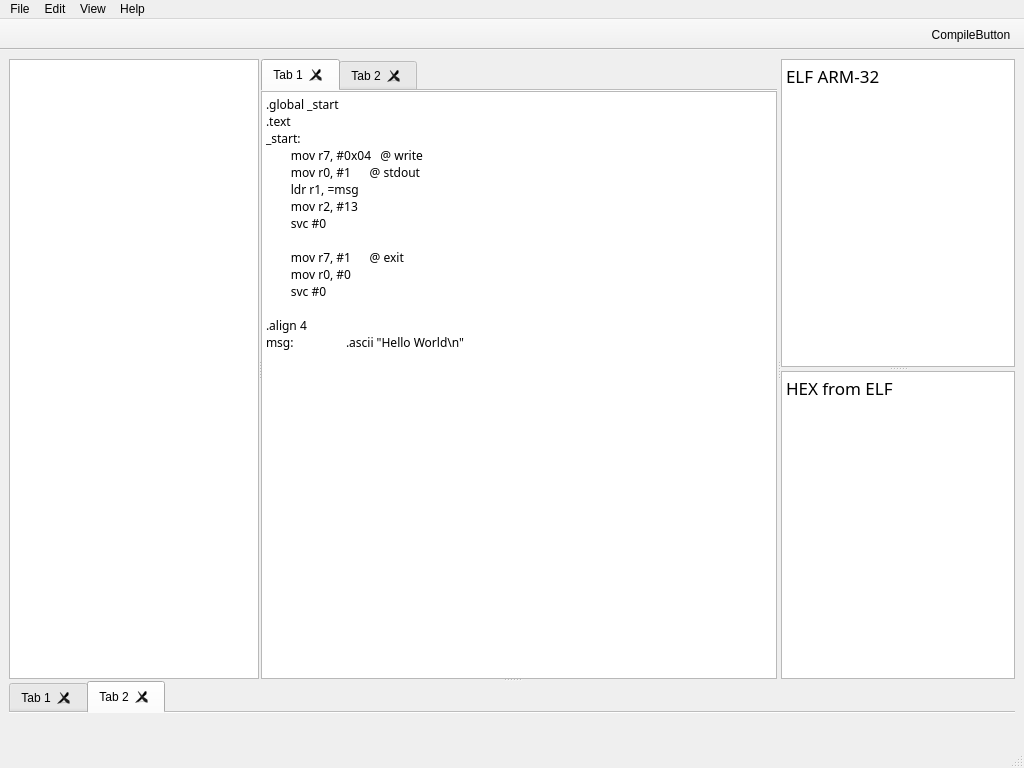
The window that ui/mainwindow.ui (atwardzik/hxutil) describes before a commit, drawn with Qt 5.
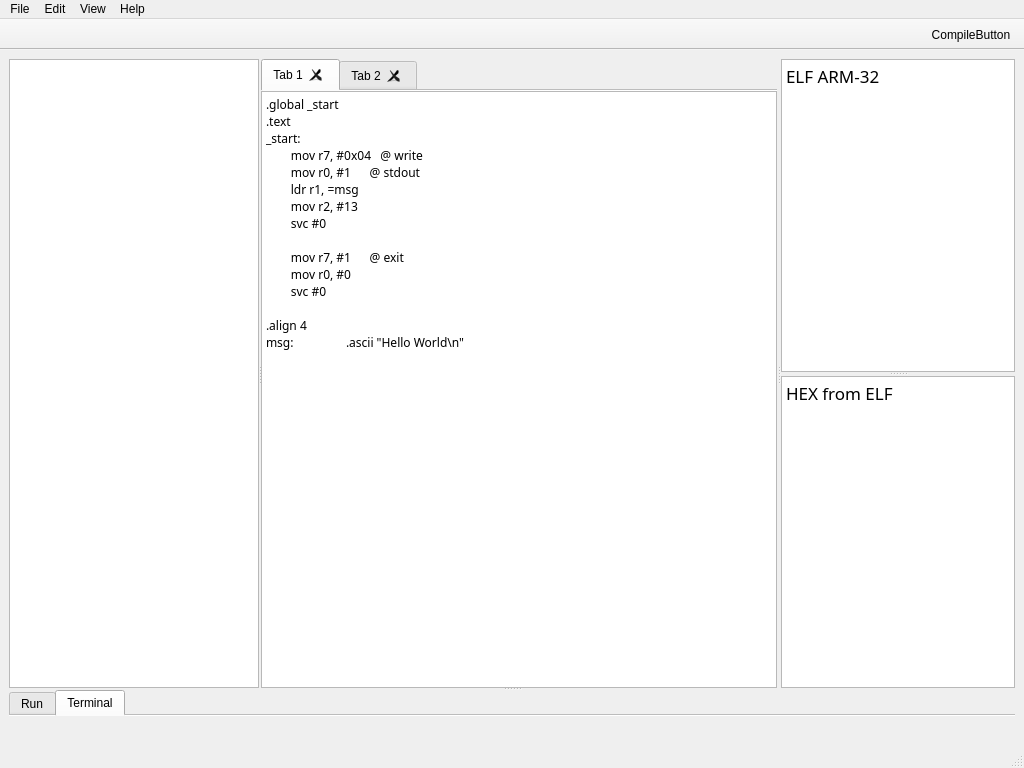
The same window after the commit. Icons and pictures are not drawn. Custom widgets are drawn as their Qt base class.

Diff of the .ui file:
```diff
--- a/ui/mainwindow.ui
+++ b/ui/mainwindow.ui
@@ -231,7 +231,7 @@
         <bool>true</bool>
        </property>
        <property name="tabsClosable">
-        <bool>true</bool>
+        <bool>false</bool>
        </property>
        <property name="movable">
         <bool>true</bool>
@@ -241,12 +241,12 @@
        </property>
        <widget class="QWidget" name="command_tab">
         <attribute name="title">
-         <string>Tab 1</string>
+         <string>Run</string>
         </attribute>
        </widget>
        <widget class="QWidget" name="terminal_tab">
         <attribute name="title">
-         <string>Tab 2</string>
+         <string>Terminal</string>
         </attribute>
        </widget>
       </widget>
```
